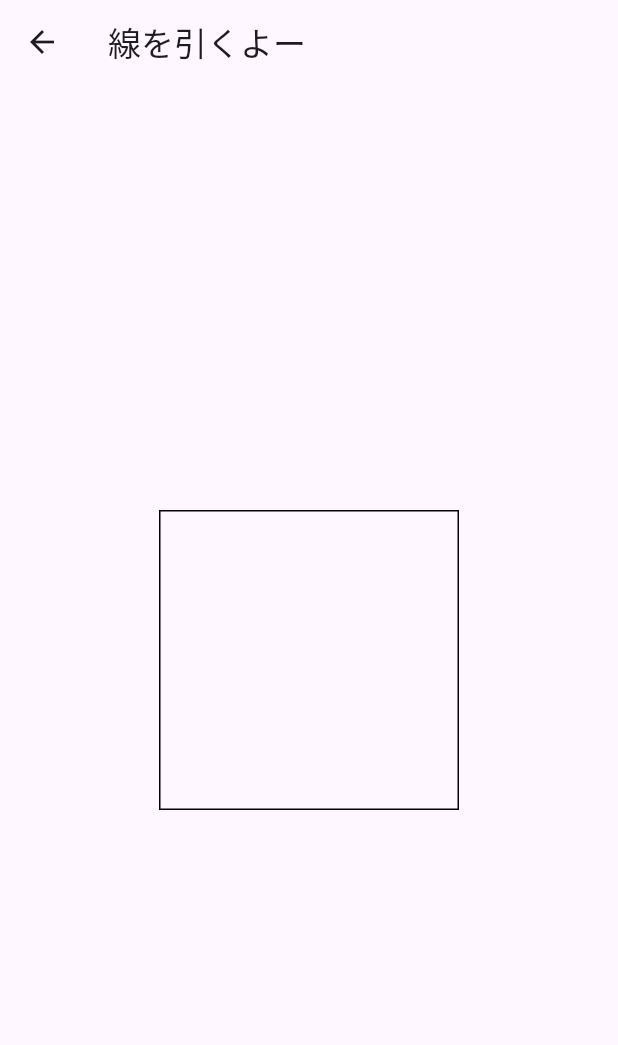
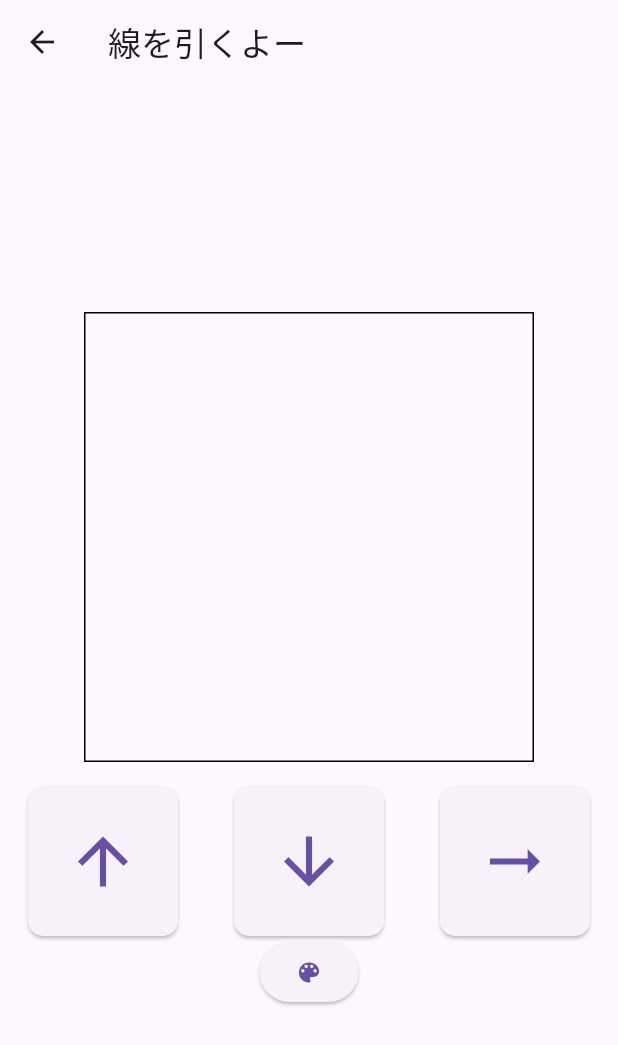
Before and after one commit to miyabot/line-art, a Flutter app: the screen it shows after launch, after a tap on the "edit" icon, on a phone screen of 412 x 824 dp. Shown: the top 1045 px of the screen. Run offline on Flutter 3.47's test engine with Material 3 defaults, Android fonts, the phone set to English and light mode, and no system bars; our stand-ins replace device_preview, flutter_colorpicker.

Commit message:
上下並行に線を描けるようにした

```diff
--- a/lib/main.dart
+++ b/lib/main.dart
@@ -1,15 +1,23 @@
+import 'package:flutter/foundation.dart';
 import 'package:flutter/material.dart';
+import 'package:device_preview/device_preview.dart';
+import 'package:flutter_colorpicker/flutter_colorpicker.dart';
 
-void main() {
-  runApp(const Base());
-}
+void main() => runApp(
+  DevicePreview(
+    enabled: !kReleaseMode,
+    builder: (context) => Base(), // Wrap your app
+  ),
+);
 
 class Base extends StatelessWidget {
   const Base({super.key});
 
   @override
   Widget build(BuildContext context) {
-    return const MaterialApp(
+    return MaterialApp(
+      locale: DevicePreview.locale(context),
+      builder: DevicePreview.appBuilder,
       debugShowCheckedModeBanner: false,
       home: HomePage(),
     );
@@ -47,8 +55,15 @@ class _HomePageState extends State<HomePage> {
 
 enum Trend{
   up,
-  //flat,
+  flat,
   down
+}
+
+
+class LinePoint {
+  final Offset offset;
+  final Color color;
+  LinePoint(this.offset, this.color);
 }
 
 class LineArtPage extends StatefulWidget {
@@ -61,14 +76,49 @@ class LineArtPage extends StatefulWidget {
 class _LineArtPageState extends State<LineArtPage> with SingleTickerProviderStateMixin  {
   late final AnimationController _animationController;
   Trend _state = Trend.up;
-  final List<Offset> _points = [];
+  final List<LinePoint> _points = [];
   bool startFlg = false;
 
   double get _currentY {
-    final lastPoint = _points.isEmpty ? Offset(0, 100) : _points.last;
-    final dx = _animationController.value * 200 - lastPoint.dx;
-    return _state == Trend.up ? lastPoint.dy - dx : lastPoint.dy + dx;
+    final lastPoint = _points.isEmpty ? Offset(0, 150) : _points.last.offset;
+    final dx = _animationController.value * 300 - lastPoint.dx;
+    return _state == Trend.up ? lastPoint.dy - dx : _state == Trend.down ? lastPoint.dy + dx : lastPoint.dy;
   }
+
+  // create some values
+Color pickerColor = Color(0xff443a49);
+Color currentColor = Color(0xff443a49);
+
+// ValueChanged<Color> callback
+void changeColor(Color color) {
+  setState(() => pickerColor = color);
+}
+
+  Widget _buildButton(IconData icon,Trend trend){
+    return ElevatedButton(
+            onPressed: (){
+              if(!startFlg){
+                startFlg = true;
+                _state = trend;
+                _animationController.forward();
+              }
+              else{
+                setState(() {
+                  _points.add(LinePoint(Offset(300 * _animationController.value, _currentY),currentColor));
+                  _state = trend;
+                });
+              }
+            },
+            style:ElevatedButton.styleFrom(
+              minimumSize: Size(100, 100),
+              shape: RoundedRectangleBorder(
+                borderRadius: BorderRadius.circular(10.0), // 任意の角丸さを指定
+              ),
+            ),
+            child: Icon(icon,size: 50)
+          );
+  }
+
   @override
   void initState() {
     super.initState();
@@ -91,25 +141,10 @@ class _LineArtPageState extends State<LineArtPage> with SingleTickerProviderStat
       appBar: AppBar(
         title:Text('線を引くよー')
       ),
-      body:Center(
-        child: GestureDetector(
-          onTap: (){
-            if(!startFlg){
-              startFlg = true;
-              _animationController.forward();
-            }
-            else{
-              setState(() {
-                _points.add(Offset(200 * _animationController.value, _currentY));
-                debugPrint('$_points');
-                if(_state == Trend.up) {
-                  _state = Trend.down;
-                } else if(_state == Trend.down){
-                  _state = Trend.up;
-                }
-              });
-            }
-          },
+      body:Column(
+        mainAxisAlignment: MainAxisAlignment.center,
+        children: [
+          Center(
             child: AnimatedBuilder(
               animation: _animationController,
               builder: (_,__){
@@ -119,19 +154,58 @@ class _LineArtPageState extends State<LineArtPage> with SingleTickerProviderStat
                     progless: _animationController.value,
                     points: _points,
                     state: _state,
+                    color: currentColor
                   ),
                   child: Container(
                       decoration: BoxDecoration(
                         border: Border.all()
                       ),
-                    width: 200,
-                    height: 200,
+                      width: 300,
+                      height: 300,
                   ),
                 );
               }
 
             ),
           ),
+          SizedBox(height: 16,),
+          Row(
+            mainAxisAlignment: MainAxisAlignment.spaceAround,
+            children: [
+              _buildButton(Icons.arrow_upward_outlined, Trend.up),
+              _buildButton(Icons.arrow_downward_outlined, Trend.down),
+              _buildButton(Icons.arrow_right_alt_outlined, Trend.flat),
+            ],
+          ),
+          ElevatedButton(
+            onPressed: (){
+              showDialog(
+                context: context,
+                builder: (context){
+                  return AlertDialog(
+                  title: const Text('Pick a color!'),
+                  content: SingleChildScrollView(
+                    child: ColorPicker(
+                      pickerColor: pickerColor,
+                      onColorChanged: changeColor,
+                    ),
+                  ),
+                  actions: <Widget>[
+                    ElevatedButton(
+                      child: const Text('Got it'),
+                      onPressed: () {
+                        setState(() => currentColor = pickerColor);
+                        Navigator.of(context).pop();
+                      },
+                    ),
+                  ],
+                );
+                }
+              );
+            },
+            child: Icon(Icons.color_lens)
+          )
+        ],
       )
     );
   }
@@ -139,25 +213,26 @@ class _LineArtPageState extends State<LineArtPage> with SingleTickerProviderStat
 
 class MyCustomPainter extends CustomPainter {
   final double progless;
-  final List<Offset> points;
+  final List<LinePoint> points;
   final Trend state;
-  MyCustomPainter({required this.progless,required this.points,required this.state});
+  final Color color;
+  MyCustomPainter({required this.progless,required this.points,required this.state,required this.color});
   @override
   void paint(Canvas canvas, Size size) {
     final paint = Paint()
-      ..color = Colors.blue
+      ..color = color
       ..strokeWidth = 4.0
       ..style = PaintingStyle.stroke;
 
     final path = Path();
-    path.moveTo(0, 100);
+    path.moveTo(0, 150);
 
     for (final point in points) {
-      path.lineTo(point.dx, point.dy);
+      path.lineTo(point.offset.dx, point.offset.dy);
     }
 
     // 最後のタップ地点
-    final lastPoint = points.isEmpty ? Offset(0, 100) : points.last;
+    final lastPoint = points.isEmpty ? Offset(0, 150) : points.last.offset;
 
     // 進んだx距離
     final dx = progless * size.width - lastPoint.dx;
@@ -166,8 +241,11 @@ class MyCustomPainter extends CustomPainter {
     double currentY;
     if (state == Trend.up) {
       currentY = lastPoint.dy - dx; // 上に向かう
-    } else {
+    } else if(state == Trend.down){
       currentY = lastPoint.dy + dx; // 下に向かう
+    }
+    else{
+      currentY = lastPoint.dy;
     }
 
     path.lineTo(progless * size.width, currentY);
--- a/pubspec.yaml
+++ b/pubspec.yaml
@@ -34,6 +34,8 @@ dependencies:
   # The following adds the Cupertino Icons font to your application.
   # Use with the CupertinoIcons class for iOS style icons.
   cupertino_icons: ^1.0.8
+  device_preview: ^1.3.1
+  flutter_colorpicker: ^1.1.0
 
 dev_dependencies:
   flutter_test:
```
Also changed, not shown: pubspec.lock, 1 other file. Lines whose indentation alone changed are shown as unchanged.
